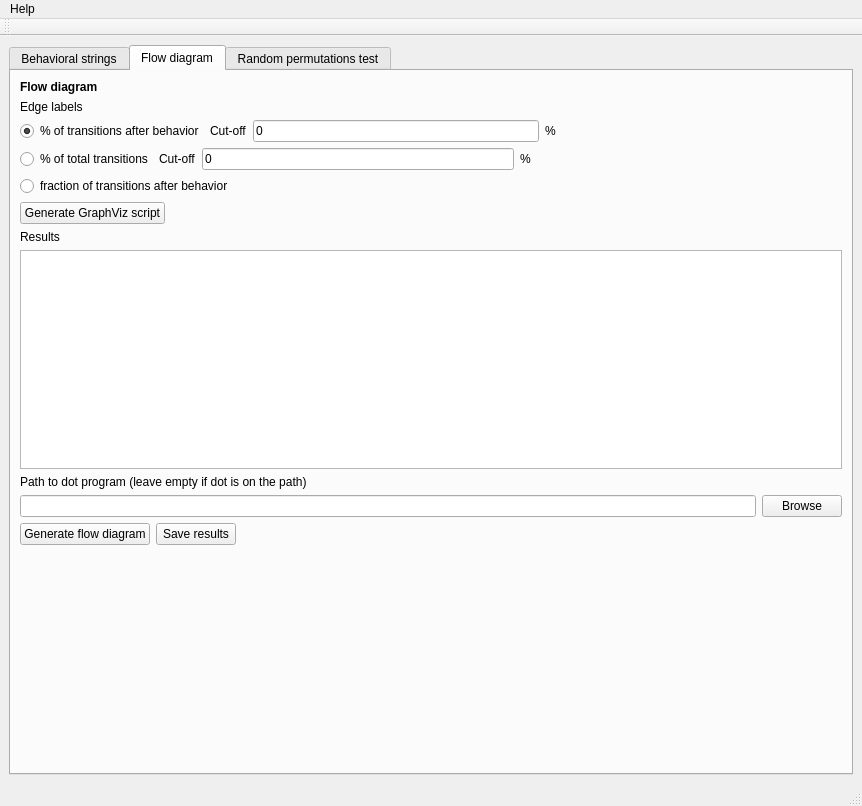
Before: the Qt Designer form behatrix.ui in olivierfriard/behatrix, drawn with Qt 5.
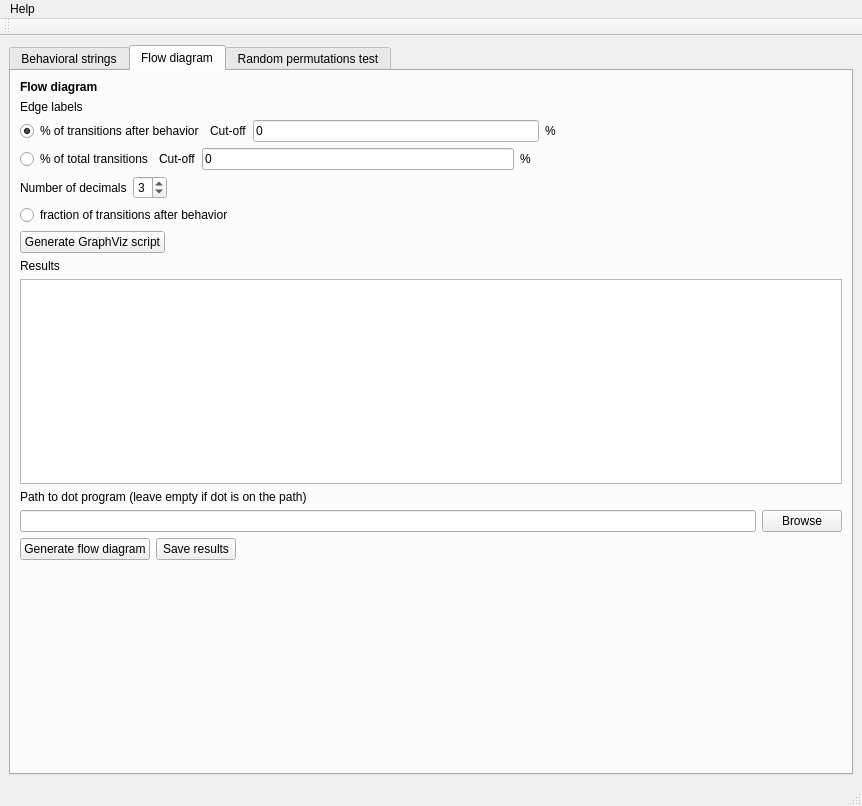
After: the same form once the commit is applied. The open tabs and pages were chosen to show the change.

```diff
--- a/behatrix.ui
+++ b/behatrix.ui
@@ -24,8 +24,6 @@
        <attribute name="title">
         <string>Behavioral strings</string>
        </attribute>
-       <layout class="QVBoxLayout" name="verticalLayout_4">
-        <item>
          <layout class="QVBoxLayout" name="verticalLayout_3">
           <item>
            <widget class="QLabel" name="label_2">
@@ -149,15 +147,13 @@
            </layout>
           </item>
          </layout>
-        </item>
-       </layout>
        <zorder></zorder>
       </widget>
       <widget class="QWidget" name="tab_flow_diagram">
        <attribute name="title">
         <string>Flow diagram</string>
        </attribute>
-       <layout class="QVBoxLayout" name="verticalLayout_5">
+       <layout class="QVBoxLayout" name="verticalLayout_4">
         <item>
          <widget class="QLabel" name="label_6">
           <property name="text">
@@ -273,6 +269,40 @@
           </item>
          </layout>
         </item>
+        <item>
+         <layout class="QHBoxLayout" name="horizontalLayout_17">
+          <item>
+           <widget class="QLabel" name="label_18">
+            <property name="text">
+             <string>Number of decimals</string>
+            </property>
+           </widget>
+          </item>
+          <item>
+           <widget class="QSpinBox" name="sb_decimals">
+            <property name="maximum">
+             <number>6</number>
+            </property>
+            <property name="value">
+             <number>3</number>
+            </property>
+           </widget>
+          </item>
+          <item>
+           <spacer name="horizontalSpacer_11">
+            <property name="orientation">
+             <enum>Qt::Horizontal</enum>
+            </property>
+            <property name="sizeHint" stdset="0">
+             <size>
+              <width>40</width>
+              <height>20</height>
+             </size>
+            </property>
+           </spacer>
+          </item>
+         </layout>
+        </item>
         <item>
          <widget class="QRadioButton" name="rb_fraction_after_behav">
           <property name="text">
```
Left out of the diff: 23 changed lines with no effect on the pictures. Lines whose indentation alone changed are shown as unchanged.
